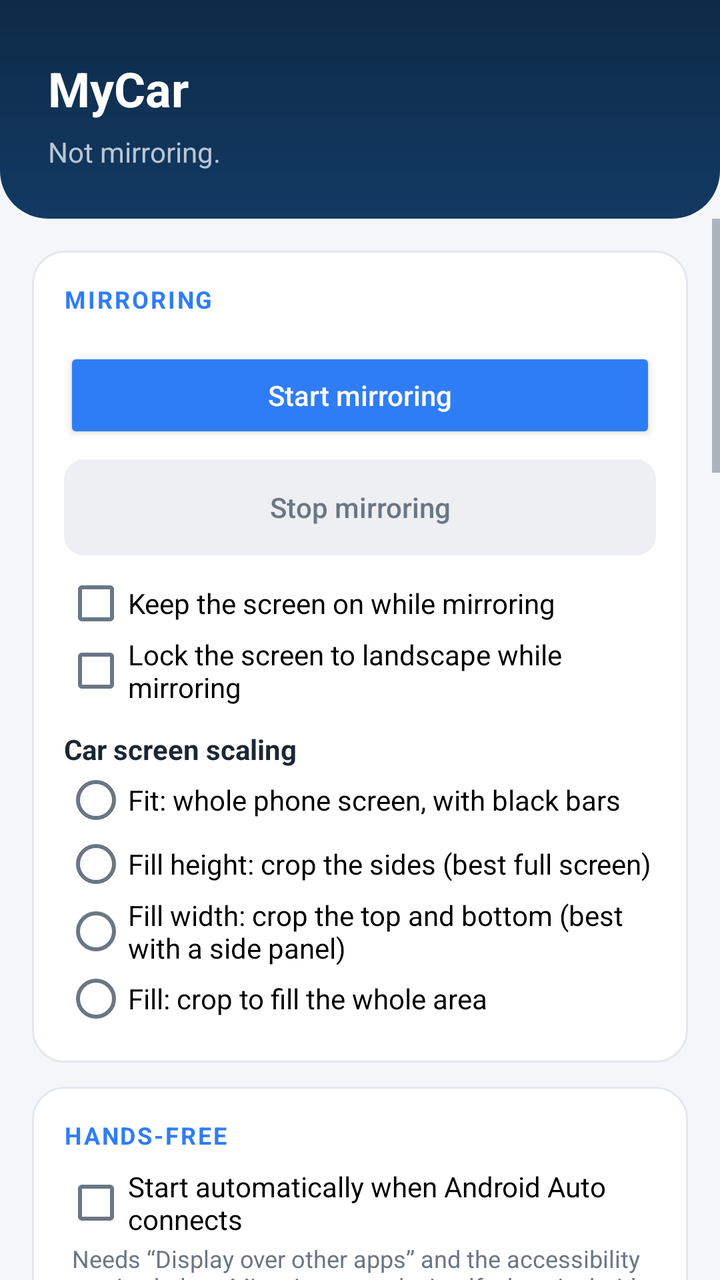
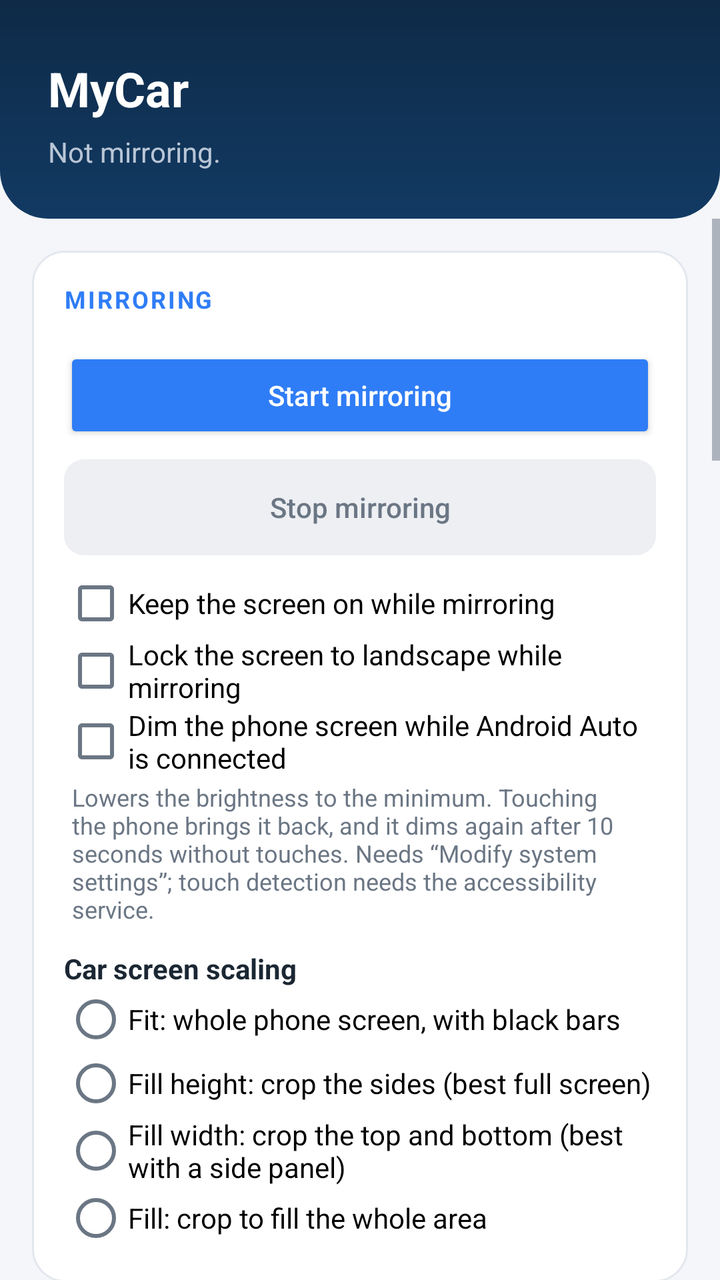

The first picture is an Android layout as it rendered before a commit; the second is the same layout after the commit. The layout source and the unified diff follow.
<!-- AndroidManifest.xml: application theme Theme.MyCar -->
<!-- res/layout/activity_main.xml -->
<?xml version="1.0" encoding="utf-8"?>
<LinearLayout xmlns:android="http://schemas.android.com/apk/res/android"
    android:layout_width="match_parent"
    android:layout_height="match_parent"
    android:orientation="vertical"
    android:background="@color/mycar_background">

    <LinearLayout
        android:id="@+id/header"
        android:layout_width="match_parent"
        android:layout_height="wrap_content"
        android:orientation="vertical"
        android:background="@drawable/bg_header"
        android:paddingStart="24dp"
        android:paddingTop="28dp"
        android:paddingEnd="24dp"
        android:paddingBottom="24dp">

        <TextView
            android:id="@+id/title"
            android:layout_width="wrap_content"
            android:layout_height="wrap_content"
            android:text="@string/app_name"
            android:textColor="@color/mycar_on_header"
            android:textSize="24sp"
            android:textStyle="bold" />

        <TextView
            android:id="@+id/status"
            android:layout_width="match_parent"
            android:layout_height="wrap_content"
            android:layout_marginTop="6dp"
            android:text="@string/status_idle"
            android:textColor="@color/mycar_on_header_muted"
            android:textSize="14sp" />
    </LinearLayout>

    <ScrollView
        android:layout_width="match_parent"
        android:layout_height="0dp"
        android:layout_weight="1"
        android:fillViewport="true">

        <LinearLayout
            android:layout_width="match_parent"
            android:layout_height="wrap_content"
            android:orientation="vertical"
            android:paddingStart="16dp"
            android:paddingTop="4dp"
            android:paddingEnd="16dp"
            android:paddingBottom="24dp">

            
            <LinearLayout style="@style/MyCar.Card">

                <TextView
                    style="@style/MyCar.SectionCaption"
                    android:text="@string/section_mirroring" />

                <Button
                    android:id="@+id/start"
                    style="@style/MyCar.Button.Primary"
                    android:text="@string/start_mirroring" />

                <Button
                    android:id="@+id/stop"
                    style="@style/MyCar.Button.Secondary"
                    android:enabled="false"
                    android:text="@string/stop_mirroring" />

                <CheckBox
                    android:id="@+id/keep_screen_on"
                    android:layout_width="match_parent"
                    android:layout_height="wrap_content"
                    android:layout_marginTop="8dp"
                    android:text="@string/keep_screen_on" />

                <CheckBox
                    android:id="@+id/lock_landscape"
                    android:layout_width="match_parent"
                    android:layout_height="wrap_content"
                    android:text="@string/lock_landscape" />

                <TextView
                    style="@style/MyCar.FieldLabel"
                    android:text="@string/scale_mode" />

                <RadioGroup
                    android:id="@+id/scale_group"
                    android:layout_width="match_parent"
                    android:layout_height="wrap_content">

                    <RadioButton
                        android:id="@+id/scale_fit"
                        android:layout_width="match_parent"
                        android:layout_height="wrap_content"
                        android:text="@string/scale_fit" />

                    <RadioButton
                        android:id="@+id/scale_fill_height"
                        android:layout_width="match_parent"
                        android:layout_height="wrap_content"
                        android:text="@string/scale_fill_height" />

                    <RadioButton
                        android:id="@+id/scale_fill_width"
                        android:layout_width="match_parent"
                        android:layout_height="wrap_content"
                        android:text="@string/scale_fill_width" />

                    <RadioButton
                        android:id="@+id/scale_fill"
                        android:layout_width="match_parent"
                        android:layout_height="wrap_content"
                        android:text="@string/scale_fill" />
                </RadioGroup>
            </LinearLayout>

            
            <LinearLayout style="@style/MyCar.Card">

                <TextView
                    style="@style/MyCar.SectionCaption"
                    android:text="@string/section_hands_free" />

                <CheckBox
                    android:id="@+id/auto_start"
                    android:layout_width="match_parent"
                    android:layout_height="wrap_content"
                    android:text="@string/auto_start" />

                <TextView
                    android:id="@+id/auto_start_hint"
                    style="@style/MyCar.Hint"
                    android:text="@string/auto_start_hint" />

                <Button
                    android:id="@+id/start_app"
                    style="@style/MyCar.Button.Secondary"
                    android:text="@string/start_app" />

                <CheckBox
                    android:id="@+id/close_app"
                    android:layout_width="match_parent"
                    android:layout_height="wrap_content"
                    android:layout_marginTop="8dp"
                    android:text="@string/close_app" />

                <TextView
                    style="@style/MyCar.Hint"
                    android:text="@string/close_app_hint" />

                <Button
                    android:id="@+id/close_app_picker"
                    style="@style/MyCar.Button.Secondary"
                    android:text="@string/close_app_pick" />

                <CheckBox
                    android:id="@+id/close_app_hard"
                    android:layout_width="match_parent"
                    android:layout_height="wrap_content"
                    android:text="@string/close_app_hard" />
            </LinearLayout>

            
            <LinearLayout style="@style/MyCar.Card">

                <TextView
                    style="@style/MyCar.SectionCaption"
                    android:text="@string/section_car_screen" />

                <CheckBox
                    android:id="@+id/touch_control"
                    android:layout_width="match_parent"
                    android:layout_height="wrap_content"
                    android:text="@string/touch_control" />

                <Button
                    android:id="@+id/accessibility_settings"
                    style="@style/MyCar.Button.Secondary"
                    android:text="@string/open_accessibility_settings" />

                <CheckBox
                    android:id="@+id/quick_launch"
                    android:layout_width="match_parent"
                    android:layout_height="wrap_content"
                    android:layout_marginTop="8dp"
                    android:text="@string/quick_launch" />

                <TextView
                    style="@style/MyCar.Hint"
                    android:text="@string/quick_launch_hint" />

                <Button
                    android:id="@+id/manage_launcher_apps"
                    style="@style/MyCar.Button.Secondary"
                    android:text="@string/manage_launcher_apps" />

                <TextView
                    style="@style/MyCar.FieldLabel"
                    android:text="@string/car_category" />

                <RadioGroup
                    android:id="@+id/category_group"
                    android:layout_width="match_parent"
                    android:layout_height="wrap_content">

                    <RadioButton
                        android:id="@+id/category_navigation"
                        android:layout_width="match_parent"
                        android:layout_height="wrap_content"
                        android:text="@string/car_category_navigation" />

                    <RadioButton
                        android:id="@+id/category_weather"
                        android:layout_width="match_parent"
                        android:layout_height="wrap_content"
                        android:text="@string/car_category_weather" />
                </RadioGroup>

                <TextView
                    style="@style/MyCar.Hint"
                    android:text="@string/car_category_hint" />
            </LinearLayout>

            
            <LinearLayout style="@style/MyCar.Card">

                <TextView
                    style="@style/MyCar.SectionCaption"
                    android:text="@string/section_audio" />

                <CheckBox
                    android:id="@+id/pause_announcements"
                    android:layout_width="match_parent"
                    android:layout_height="wrap_content"
                    android:text="@string/pause_announcements" />

                <TextView
                    style="@style/MyCar.Hint"
                    android:text="@string/pause_announcements_hint" />

                <Button
                    android:id="@+id/notification_access"
                    style="@style/MyCar.Button.Secondary"
                    android:visibility="gone"
                    android:text="@string/grant_notification_access" />
            </LinearLayout>

            
            <LinearLayout style="@style/MyCar.Card">

                <TextView
                    style="@style/MyCar.SectionCaption"
                    android:text="@string/section_appearance" />

                <RadioGroup
                    android:id="@+id/theme_group"
                    android:layout_width="match_parent"
                    android:layout_height="wrap_content">

                    <RadioButton
                        android:id="@+id/theme_system"
                        android:layout_width="match_parent"
                        android:layout_height="wrap_content"
                        android:text="@string/theme_system" />

                    <RadioButton
                        android:id="@+id/theme_light"
                        android:layout_width="match_parent"
                        android:layout_height="wrap_content"
                        android:text="@string/theme_light" />

                    <RadioButton
                        android:id="@+id/theme_dark"
                        android:layout_width="match_parent"
                        android:layout_height="wrap_content"
                        android:text="@string/theme_dark" />
                </RadioGroup>
            </LinearLayout>

            
            <LinearLayout style="@style/MyCar.Card">

                <TextView
                    style="@style/MyCar.SectionCaption"
                    android:text="@string/section_updates" />

                <TextView
                    style="@style/MyCar.FieldLabel"
                    android:layout_marginTop="0dp"
                    android:text="@string/update_channel" />

                <RadioGroup
                    android:id="@+id/channel_group"
                    android:layout_width="match_parent"
                    android:layout_height="wrap_content">

                    <RadioButton
                        android:id="@+id/channel_stable"
                        android:layout_width="match_parent"
                        android:layout_height="wrap_content"
                        android:text="@string/update_channel_stable" />

                    <RadioButton
                        android:id="@+id/channel_beta"
                        android:layout_width="match_parent"
                        android:layout_height="wrap_content"
                        android:text="@string/update_channel_beta" />
                </RadioGroup>

                <TextView
                    style="@style/MyCar.Hint"
                    android:text="@string/update_channel_hint" />

                <Button
                    android:id="@+id/check_updates"
                    style="@style/MyCar.Button.Secondary"
                    android:text="@string/check_updates" />

                <TextView
                    android:id="@+id/update_status"
                    style="@style/MyCar.Hint"
                    android:gravity="center" />
            </LinearLayout>

            
            <LinearLayout style="@style/MyCar.Card">

                <TextView
                    style="@style/MyCar.SectionCaption"
                    android:text="@string/section_support" />

                <TextView
                    style="@style/MyCar.Hint"
                    android:layout_marginTop="0dp"
                    android:text="@string/support_hint" />

                <Button
                    android:id="@+id/support_coffee"
                    style="@style/MyCar.Button.Secondary"
                    android:layout_width="wrap_content"
                    android:layout_gravity="center_horizontal"
                    android:drawableStart="@drawable/ic_support_coffee"
                    android:drawablePadding="8dp"
                    android:drawableTint="@color/button_secondary_text"
                    android:paddingStart="24dp"
                    android:paddingEnd="24dp"
                    android:text="@string/support_coffee" />

                <Button
                    android:id="@+id/support_paypal"
                    style="@style/MyCar.Button.Secondary"
                    android:layout_width="wrap_content"
                    android:layout_gravity="center_horizontal"
                    android:drawableStart="@drawable/ic_support_paypal"
                    android:drawablePadding="8dp"
                    android:drawableTint="@color/button_secondary_text"
                    android:paddingStart="24dp"
                    android:paddingEnd="24dp"
                    android:text="@string/support_paypal" />
            </LinearLayout>

            <TextView
                style="@style/MyCar.Hint"
                android:layout_marginTop="16dp"
                android:text="@string/help_text" />

        </LinearLayout>
    </ScrollView>

</LinearLayout>
<!-- resources referenced by this layout -->
<resources>
  <color name="mycar_background">#F4F6F9</color>
  <color name="mycar_on_header">#FFFFFF</color>
  <color name="mycar_on_header_muted">#B9C6D6</color>
  <string name="app_name">MyCar</string>
  <string name="auto_start">Start automatically when Android Auto connects</string>
  <string name="car_category">Android Auto category</string>
  <string name="car_category_hint">Takes effect when Android Auto reconnects.</string>
  <string name="car_category_navigation">Navigation (in the navigation launcher)</string>
  <string name="car_category_weather">Weather (leaves the navigation slot free)</string>
  <string name="check_updates">Check for updates</string>
  <string name="close_app">Close an app when Android Auto disconnects</string>
  <string name="close_app_hard">Force stop it (stops media and background work)</string>
  <string name="close_app_pick">Choose app to close</string>
  <string name="grant_notification_access">Grant notification access</string>
  <string name="keep_screen_on">Keep the screen on while mirroring</string>
  <string name="lock_landscape">Lock the screen to landscape while mirroring</string>
  <string name="manage_launcher_apps">Choose launcher apps</string>
  <string name="open_accessibility_settings">Enable touch control (Accessibility settings)</string>
  <string name="pause_announcements">Pause media during announcements</string>
  <string name="quick_launch">Show the quick launch menu on the car screen</string>
  <string name="scale_fill">Fill: crop to fill the whole area</string>
  <string name="scale_fill_height">Fill height: crop the sides (best full screen)</string>
  <string name="scale_fill_width">Fill width: crop the top and bottom (best with a side panel)</string>
  <string name="scale_fit">Fit: whole phone screen, with black bars</string>
  <string name="scale_mode">Car screen scaling</string>
  <string name="section_appearance">Appearance</string>
  <string name="section_audio">Audio</string>
  <string name="section_car_screen">Car screen</string>
  <string name="section_hands_free">Hands-free</string>
  <string name="section_mirroring">Mirroring</string>
  <string name="section_support">Support</string>
  <string name="section_updates">Updates</string>
  <string name="start_app">Open apps when mirroring starts</string>
  <string name="start_mirroring">Start mirroring</string>
  <string name="status_idle">Not mirroring.</string>
  <string name="stop_mirroring">Stop mirroring</string>
  <string name="support_coffee">Buy me a coffee</string>
  <string name="support_hint">MyCar is free, with no ads or tracking. If it makes your drives better, you can buy me a coffee.</string>
  <string name="support_paypal">PayPal</string>
  <string name="theme_dark">Dark</string>
  <string name="theme_light">Light</string>
  <string name="theme_system">Match system</string>
  <string name="touch_control">Control the phone from the car touchscreen</string>
  <string name="update_channel">Update channel</string>
  <string name="update_channel_beta">Beta: early features</string>
  <string name="update_channel_stable">Stable: tested releases</string>
  <color name="mycar_header_dark">#123A63</color>
  <color name="mycar_header">#0E2A47</color>
  <color name="mycar_accent">#2F7DF6</color>
  <color name="mycar_on_accent">#FFFFFF</color>
  <color name="mycar_text">#1B2733</color>
  <color name="mycar_text_muted">#6B7684</color>
  <color name="mycar_secondary_disabled">#EDEFF3</color>
  <color name="mycar_secondary_pressed">#D3E4FD</color>
  <color name="mycar_secondary">#E7F0FE</color>
  <color name="mycar_surface">#FFFFFF</color>
  <color name="mycar_stroke">#E3E7EE</color>
  <!-- unchanged entries left out for length: 19 -->
</resources>

<!-- the commit's change to res/layout/activity_main.xml (unified diff, before → after) -->
@@ -81,6 +81,16 @@
                     android:layout_height="wrap_content"
                     android:text="@string/lock_landscape" />
 
+                <CheckBox
+                    android:id="@+id/dim_screen"
+                    android:layout_width="match_parent"
+                    android:layout_height="wrap_content"
+                    android:text="@string/dim_screen" />
+
+                <TextView
+                    style="@style/MyCar.Hint"
+                    android:text="@string/dim_screen_hint" />
+
                 <TextView
                     style="@style/MyCar.FieldLabel"
                     android:text="@string/scale_mode" />
<!-- resource entries referenced after the edit -->
@@ -13,6 +13,8 @@
   <string name="close_app">Close an app when Android Auto disconnects</string>
   <string name="close_app_hard">Force stop it (stops media and background work)</string>
   <string name="close_app_pick">Choose app to close</string>
+  <string name="dim_screen">Dim the phone screen while Android Auto is connected</string>
+  <string name="dim_screen_hint">Lowers the brightness to the minimum. Touching the phone brings it back, and it dims again after 10 seconds without touches. Needs “Modify system settings”; touch detection needs the accessibility service.</string>
   <string name="grant_notification_access">Grant notification access</string>
   <string name="keep_screen_on">Keep the screen on while mirroring</string>
   <string name="lock_landscape">Lock the screen to landscape while mirroring</string>
